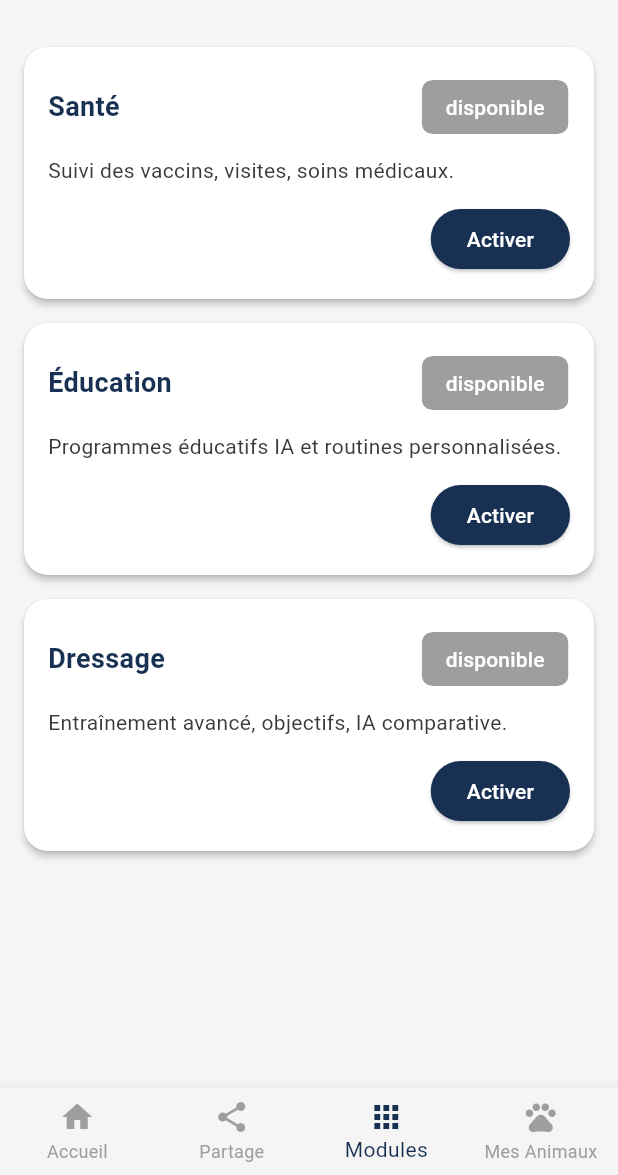
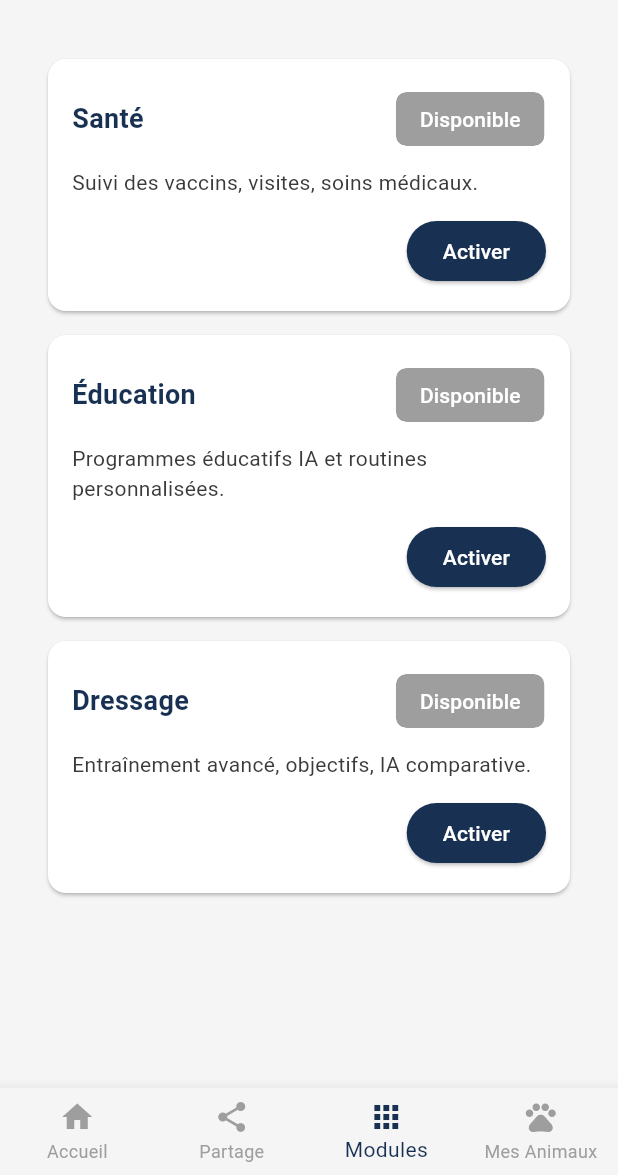
Before and after one commit to anisphere13/anisphere, a Flutter app: the screen it shows after launch, item 3 of the bottom bar chosen, on a phone screen of 412 x 824 dp, the part 61-1236 px from its top. Run offline on Flutter 3.47's test engine with Material 3 defaults, Android fonts, the phone set to English and light mode, and no system bars; our stand-ins replace audioplayers, battery_plus, cloud_firestore, connectivity_plus, firebase_auth, firebase_core and 18 more; missing offline and left inert: google_mlkit_text_recognition, google_speech, mobile_scanner, tflite_flutter; accounts and stored records are empty.

Commit message:
feat(noyau): add ModuleCard widget and use it

```diff
--- /dev/null
+++ b/lib/modules/noyau/models/module_model.dart
@@ -0,0 +1,13 @@
+library;
+
+class ModuleModel {
+  final String id;
+  final String name;
+  final String description;
+
+  const ModuleModel({
+    required this.id,
+    required this.name,
+    required this.description,
+  });
+}
--- a/lib/modules/noyau/screens/modules_screen.dart
+++ b/lib/modules/noyau/screens/modules_screen.dart
@@ -5,6 +5,8 @@
 library;
 import 'package:flutter/material.dart';
 import 'package:anisphere/modules/noyau/services/modules_service.dart';
+import 'package:anisphere/modules/noyau/models/module_model.dart';
+import 'package:anisphere/modules/noyau/widgets/module_card.dart';
 
 class ModulesScreen extends StatefulWidget {
   const ModulesScreen({super.key});
@@ -16,22 +18,22 @@ class ModulesScreen extends StatefulWidget {
 class _ModulesScreenState extends State<ModulesScreen> {
   final ModulesService _modulesService = ModulesService();
 
-  final List<Map<String, String>> _modulesInfo = [
-    {
-      "id": "sante",
-      "name": "Santé",
-      "description": "Suivi des vaccins, visites, soins médicaux.",
-    },
-    {
-      "id": "education",
-      "name": "Éducation",
-      "description": "Programmes éducatifs IA et routines personnalisées.",
-    },
-    {
-      "id": "dressage",
-      "name": "Dressage",
-      "description": "Entraînement avancé, objectifs, IA comparative.",
-    },
+  final List<ModuleModel> _modulesInfo = const [
+    ModuleModel(
+      id: 'sante',
+      name: 'Santé',
+      description: 'Suivi des vaccins, visites, soins médicaux.',
+    ),
+    ModuleModel(
+      id: 'education',
+      name: 'Éducation',
+      description: 'Programmes éducatifs IA et routines personnalisées.',
+    ),
+    ModuleModel(
+      id: 'dressage',
+      name: 'Dressage',
+      description: 'Entraînement avancé, objectifs, IA comparative.',
+    ),
   ];
 
   Map<String, String> _statuses = {};
@@ -62,76 +64,14 @@ class _ModulesScreenState extends State<ModulesScreen> {
         itemCount: _modulesInfo.length,
         itemBuilder: (context, index) {
           final module = _modulesInfo[index];
-          final id = module["id"]!;
-          final status = _statuses[id] ?? "disponible";
-          return _buildModuleCard(module, status);
+          final status = _statuses[module.id] ?? 'disponible';
+          return ModuleCard(
+            module: module,
+            status: status,
+            onActivate: () => _activate(module.id),
+          );
         },
       ),
     );
   }
-
-  Widget _buildModuleCard(Map<String, String> module, String status) {
-    final Color chipColor = switch (status) {
-      "actif" => const Color(0xFF183153),
-      "disponible" => Colors.grey,
-      "premium" => const Color(0xFFFBC02D),
-      _ => Colors.grey,
-    };
-
-    return Card(
-      margin: const EdgeInsets.only(bottom: 16),
-      color: Colors.white,
-      shape: RoundedRectangleBorder(borderRadius: BorderRadius.circular(16)),
-      elevation: 2,
-      child: Padding(
-        padding: const EdgeInsets.all(16),
-        child: Column(
-          crossAxisAlignment: CrossAxisAlignment.start,
-          children: [
-            Row(
-              children: [
-                Expanded(
-                  child: Text(
-                    module["name"]!,
-                    style: const TextStyle(
-                      fontSize: 18,
-                      fontWeight: FontWeight.bold,
-                      color: Color(0xFF183153),
-                    ),
-                  ),
-                ),
-                Chip(
-                  label: Text(
-                    status,
-                    style: const TextStyle(color: Colors.white),
-                  ),
-                  backgroundColor: chipColor,
-                ),
-              ],
-            ),
-            const SizedBox(height: 8),
-            Text(
-              module["description"]!,
-              style: const TextStyle(color: Color(0xFF3A3A3A)),
-            ),
-            const SizedBox(height: 12),
-            Align(
-              alignment: Alignment.centerRight,
-              child: ElevatedButton(
-                onPressed: (status == "disponible")
-                    ? () => _activate(module["id"]!)
-                    : null,
-                style: ElevatedButton.styleFrom(
-                  backgroundColor: const Color(0xFF183153),
-                  foregroundColor: Colors.white,
-                  disabledBackgroundColor: Colors.grey.shade300,
-                ),
-                child: Text(status == "disponible" ? "Activer" : "Découvrir"),
-              ),
-            ),
-          ],
-        ),
-      ),
-    );
-  }
 }
--- /dev/null
+++ b/lib/modules/noyau/widgets/module_card.dart
@@ -0,0 +1,102 @@
+library;
+
+import 'package:flutter/material.dart';
+import 'package:anisphere/modules/noyau/models/module_model.dart';
+
+class ModuleCard extends StatelessWidget {
+  final ModuleModel module;
+  final String status;
+  final VoidCallback? onTap;
+  final VoidCallback? onActivate;
+
+  const ModuleCard({
+    super.key,
+    required this.module,
+    required this.status,
+    this.onTap,
+    this.onActivate,
+  });
+
+  Color _chipColor() {
+    switch (status) {
+      case 'actif':
+        return const Color(0xFF183153);
+      case 'premium':
+        return const Color(0xFFFBC02D);
+      default:
+        return Colors.grey;
+    }
+  }
+
+  String _chipLabel() {
+    switch (status) {
+      case 'actif':
+        return 'Actif';
+      case 'premium':
+        return 'Premium';
+      default:
+        return 'Disponible';
+    }
+  }
+
+  @override
+  Widget build(BuildContext context) {
+    return Card(
+      elevation: 1,
+      margin: const EdgeInsets.symmetric(horizontal: 16, vertical: 8),
+      shape: RoundedRectangleBorder(borderRadius: BorderRadius.circular(12)),
+      child: InkWell(
+        borderRadius: BorderRadius.circular(12),
+        onTap: onTap,
+        child: Padding(
+          padding: const EdgeInsets.all(16),
+          child: Column(
+            crossAxisAlignment: CrossAxisAlignment.start,
+            children: [
+              Row(
+                children: [
+                  Expanded(
+                    child: Text(
+                      module.name,
+                      style: const TextStyle(
+                        fontSize: 18,
+                        fontWeight: FontWeight.bold,
+                        color: Color(0xFF183153),
+                      ),
+                    ),
+                  ),
+                  Chip(
+                    label: Text(
+                      _chipLabel(),
+                      style: const TextStyle(color: Colors.white),
+                    ),
+                    backgroundColor: _chipColor(),
+                  ),
+                ],
+              ),
+              const SizedBox(height: 8),
+              Text(
+                module.description,
+                style: const TextStyle(color: Color(0xFF3A3A3A)),
+              ),
+              const SizedBox(height: 12),
+              Align(
+                alignment: Alignment.centerRight,
+                child: ElevatedButton(
+                  onPressed: status == 'disponible' ? onActivate : null,
+                  style: ElevatedButton.styleFrom(
+                    backgroundColor: const Color(0xFF183153),
+                    foregroundColor: Colors.white,
+                    disabledBackgroundColor: Colors.grey.shade300,
+                  ),
+                  child:
+                      Text(status == 'disponible' ? 'Activer' : 'Découvrir'),
+                ),
+              ),
+            ],
+          ),
+        ),
+      ),
+    );
+  }
+}
```
Also changed, not shown: lib/modules/noyau/screens/modules_by_category_screen.dart (added, +93 -0 lines).
